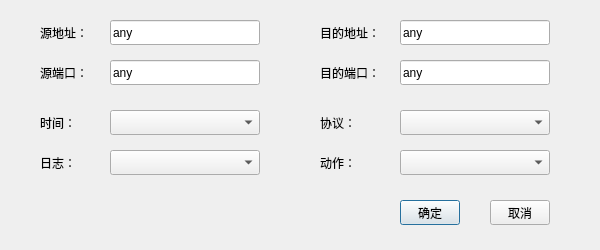
Qt form WJ_firewall/ruledialog.ui (mryuan0428/Firewall-Based-on-Netfilter) before a commit.
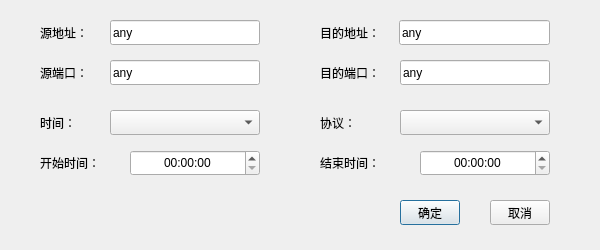
The same form after that commit.

Patch:
```diff
--- a/WJ_firewall/ruledialog.ui
+++ b/WJ_firewall/ruledialog.ui
@@ -88,7 +88,7 @@
     <rect>
      <x>320</x>
      <y>20</y>
-     <width>67</width>
+     <width>71</width>
      <height>25</height>
     </rect>
    </property>
@@ -101,7 +101,7 @@
     <rect>
      <x>320</x>
      <y>60</y>
-     <width>67</width>
+     <width>71</width>
      <height>25</height>
     </rect>
    </property>
@@ -151,9 +151,9 @@
   <widget class="QLineEdit" name="lineEdit_dst_ip">
    <property name="geometry">
     <rect>
-     <x>400</x>
+     <x>399</x>
      <y>20</y>
-     <width>150</width>
+     <width>151</width>
      <height>25</height>
     </rect>
    </property>
@@ -222,59 +222,53 @@
   <widget class="QLabel" name="label_7">
    <property name="geometry">
     <rect>
-     <x>320</x>
+     <x>40</x>
      <y>150</y>
-     <width>67</width>
+     <width>80</width>
      <height>25</height>
     </rect>
    </property>
    <property name="text">
-    <string>动作：</string>
+    <string>开始时间：</string>
+   </property>
+  </widget>
+  <widget class="QTimeEdit" name="timeEdit">
+   <property name="geometry">
+    <rect>
+     <x>130</x>
+     <y>150</y>
+     <width>130</width>
+     <height>26</height>
+    </rect>
+   </property>
+   <property name="alignment">
+    <set>Qt::AlignCenter</set>
    </property>
   </widget>
   <widget class="QLabel" name="label_8">
    <property name="geometry">
     <rect>
-     <x>40</x>
+     <x>320</x>
      <y>150</y>
-     <width>67</width>
+     <width>80</width>
      <height>25</height>
     </rect>
    </property>
    <property name="text">
-    <string>日志：</string>
+    <string>结束时间：</string>
    </property>
   </widget>
-  <widget class="QComboBox" name="comboBox_action">
+  <widget class="QTimeEdit" name="timeEdit_2">
    <property name="geometry">
     <rect>
-     <x>400</x>
+     <x>420</x>
      <y>150</y>
-     <width>150</width>
-     <height>25</height>
+     <width>130</width>
+     <height>26</height>
     </rect>
    </property>
-   <property name="sizePolicy">
-    <sizepolicy hsizetype="Fixed" vsizetype="Fixed">
-     <horstretch>0</horstretch>
-     <verstretch>0</verstretch>
-    </sizepolicy>
-   </property>
-  </widget>
-  <widget class="QComboBox" name="comboBox_log">
-   <property name="geometry">
-    <rect>
-     <x>110</x>
-     <y>150</y>
-     <width>150</width>
-     <height>25</height>
-    </rect>
-   </property>
-   <property name="sizePolicy">
-    <sizepolicy hsizetype="Fixed" vsizetype="Fixed">
-     <horstretch>0</horstretch>
-     <verstretch>0</verstretch>
-    </sizepolicy>
+   <property name="alignment">
+    <set>Qt::AlignCenter</set>
    </property>
   </widget>
  </widget>
```
